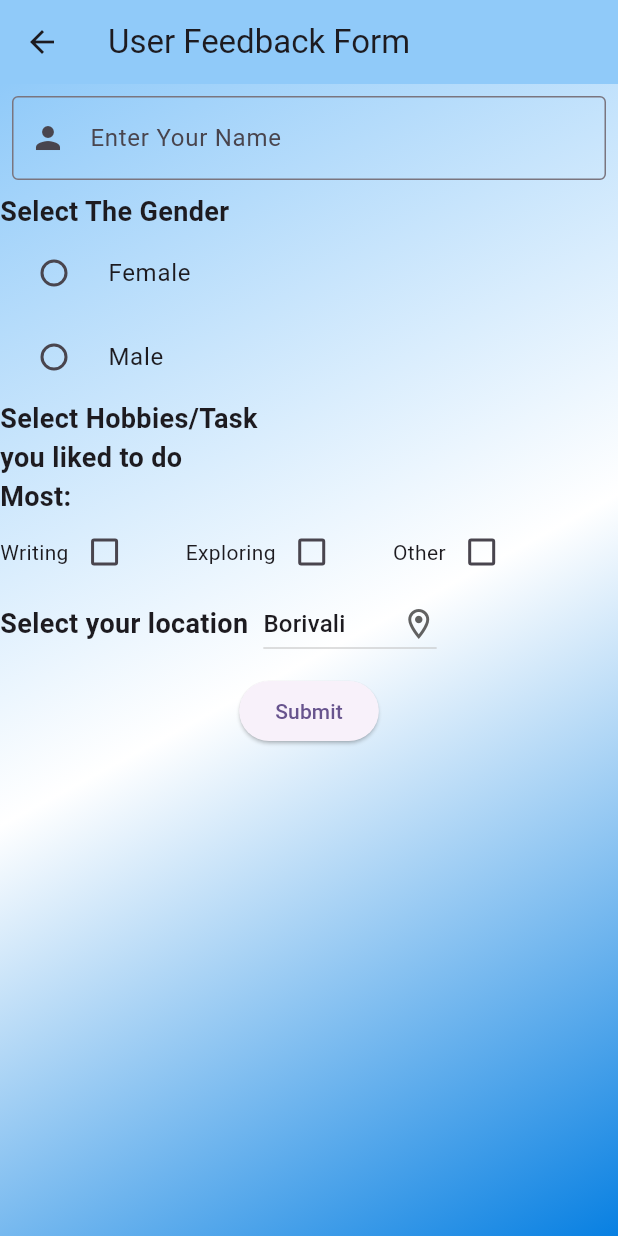
After one commit to ShraddhaDeshmukh10/Training-peroid-app, a Flutter app: the User_Details_Feedbackform screen opened by its route, on a phone screen of 412 x 824 dp. The commit adds this screen. Run offline on Flutter 3.47's test engine with Material 3 defaults, Android fonts, the phone set to English and light mode, and no system bars.

Commit message:
Added Form Buttons & Trim

```diff
--- a/lib/Resources/route.dart
+++ b/lib/Resources/route.dart
@@ -5,5 +5,5 @@ class Routes {
 
   static const String parameterizedroute = '/Parametrized';
 
-  static const String homethree = '/Homethree';
+  static const String userform = '/userform';
 }
--- a/lib/View/ToDO_App/home_screen.dart
+++ b/lib/View/ToDO_App/home_screen.dart
@@ -24,7 +24,12 @@ class _HomeScreenState extends State<HomeScreen> {
               onPressed: () {
                 Navigator.pushReplacementNamed(context, Routes.addnote);
               },
-              icon: Icon(Icons.note_add))
+              icon: Icon(Icons.note_add)),
+          IconButton(
+              onPressed: () {
+                Navigator.pushNamed(context, Routes.userform);
+              },
+              icon: Icon(Icons.feed))
         ],
       ),
       body: Container(
@@ -70,8 +75,9 @@ class _HomeScreenState extends State<HomeScreen> {
                     icon: Icon(Icons.add),
                     onPressed: () {
                       setState(() {
-                        if (_controller.text.isNotEmpty) {
-                          _tasks.add(_controller.text);
+                        String task = _controller.text.trim();
+                        if (task.isNotEmpty) {
+                          _tasks.add(task);
                           _controller.clear();
                         }
                       });
--- /dev/null
+++ b/lib/View/ToDO_App/user_details.dart
@@ -0,0 +1,165 @@
+import 'package:flutter/material.dart';
+
+class User_Details_Feedbackform extends StatefulWidget {
+  const User_Details_Feedbackform({super.key});
+
+  @override
+  State<User_Details_Feedbackform> createState() =>
+      _User_Details_FeedbackformState();
+}
+
+class _User_Details_FeedbackformState extends State<User_Details_Feedbackform> {
+  final _formKey = GlobalKey<FormState>();
+  String? _selectedopt;
+  bool? value1 = false;
+  bool? value2 = false;
+  bool? value3 = false;
+  String dropdownvalue = 'Borivali';
+  var items = [
+    'Borivali',
+    'Thane',
+    'Malad',
+    'Mumbai',
+    'Pune',
+    'Belapur CBD',
+    'Satara',
+    'Bhivandi',
+  ];
+  @override
+  Widget build(BuildContext context) {
+    return Scaffold(
+      appBar: AppBar(
+        title: Text("User Feedback Form"),
+        backgroundColor: Colors.blue.shade200,
+      ),
+      body: Form(
+        key: _formKey,
+        child: Container(
+          width: double.infinity,
+          height: double.infinity,
+          decoration: BoxDecoration(
+              gradient: LinearGradient(
+                  begin: Alignment.bottomRight,
+                  end: Alignment.topLeft,
+                  colors: [
+                const Color.fromARGB(255, 8, 128, 226),
+                Colors.white,
+                Colors.blue.shade200
+              ])),
+          child: Column(
+            children: [
+              Padding(
+                padding: const EdgeInsets.all(8.0),
+                child: TextFormField(
+                  decoration: InputDecoration(
+                    border: OutlineInputBorder(),
+                    labelText: "Enter Your Name",
+                    prefixIcon: Icon(Icons.person),
+                  ),
+                ),
+              ),
+              Container(
+                width: 500,
+                margin: EdgeInsets.only(right: 240),
+                child: Text("Select The Gender",
+                    style:
+                        TextStyle(fontSize: 18, fontWeight: FontWeight.bold)),
+              ),
+              RadioListTile(
+                  title: Text("Female"),
+                  value: "Female",
+                  groupValue: _selectedopt,
+                  onChanged: (value) {
+                    setState(() {
+                      _selectedopt = value;
+                    });
+                  }),
+              RadioListTile(
+                  title: Text("Male"),
+                  value: "Male",
+                  groupValue: _selectedopt,
+                  onChanged: (value) {
+                    setState(() {
+                      _selectedopt = value;
+                    });
+                  }),
+              Container(
+                  width: 500,
+                  margin: EdgeInsets.only(right: 240),
+                  child: Text(
+                    "Select Hobbies/Task you liked to do Most:",
+                    style: TextStyle(fontSize: 18, fontWeight: FontWeight.bold),
+                  )),
+              Row(
+                children: [
+                  Text("Writing"),
+                  Checkbox(
+                      value: value1,
+                      tristate: true,
+                      onChanged: (bool? newValue) {
+                        setState(() {
+                          value1 = newValue;
+                        });
+                      }),
+                  SizedBox(width: 30),
+                  Text("Exploring"),
+                  Checkbox(
+                      value: value2,
+                      tristate: true,
+                      onChanged: (bool? newValue) {
+                        setState(() {
+                          value2 = newValue;
+                        });
+                      }),
+                  SizedBox(width: 30),
+                  Text("Other"),
+                  Checkbox(
+                      value: value3,
+                      tristate: true,
+                      onChanged: (bool? newValue) {
+                        setState(() {
+                          value3 = newValue;
+                        });
+                      }),
+                ],
+              ),
+              Row(
+                children: [
+                  Text("Select your location",
+                      style:
+                          TextStyle(fontSize: 18, fontWeight: FontWeight.bold)),
+                  SizedBox(width: 10),
+                  DropdownButton(
+                      value: dropdownvalue,
+                      icon: Icon(Icons.location_on_outlined),
+                      items: items.map((String item) {
+                        return DropdownMenuItem<String>(
+                            value: item, child: Text(item));
+                      }).toList(),
+                      onChanged: (String? newValue1) {
+                        setState(() {
+                          dropdownvalue = newValue1!;
+                        });
+                      })
+                ],
+              ),
+              SizedBox(
+                height: 10,
+              ),
+              ElevatedButton(
+                  onPressed: () {
+                    if (_formKey.currentState!.validate()) {
+                      _formKey.currentState!.save();
+                      ScaffoldMessenger.of(context).showSnackBar(SnackBar(
+                          content: Text(
+                              "Form Submitted:Name, Gender, Hobbies, Location")));
+                    }
+                  },
+                  child: Text("Submit"))
+            ],
+          ),
+        ),
+      ),
+    );
+  }
+}
--- a/lib/main.dart
+++ b/lib/main.dart
@@ -2,8 +2,8 @@ import 'package:flutter/material.dart';
 import 'package:trail_demo/Resources/route.dart';
 import 'package:trail_demo/View/ToDO_App/add_note.dart';
 import 'package:trail_demo/View/ToDO_App/home_screen.dart';
+import 'package:trail_demo/View/ToDO_App/user_details.dart';
 import 'package:trail_demo/View/home_one.dart';
-import 'package:trail_demo/View/home_three.dart';
 import 'package:trail_demo/View/home_two.dart';
 import 'View/Parameterized_Route.dart';
 
@@ -29,7 +29,7 @@ class MyApp extends StatelessWidget {
         Routes.homescreen: (context) => const HomeScreen(),
         Routes.addnote: (context) => const AddNote(),
         Routes.parameterizedroute: (context) => const Parameterized_Route(),
-        Routes.homethree: (context) => const Home_three(),
+        Routes.userform: (context) => const User_Details_Feedbackform(),
       },
       onGenerateRoute: (settings) {
         switch (settings.name) {
```
